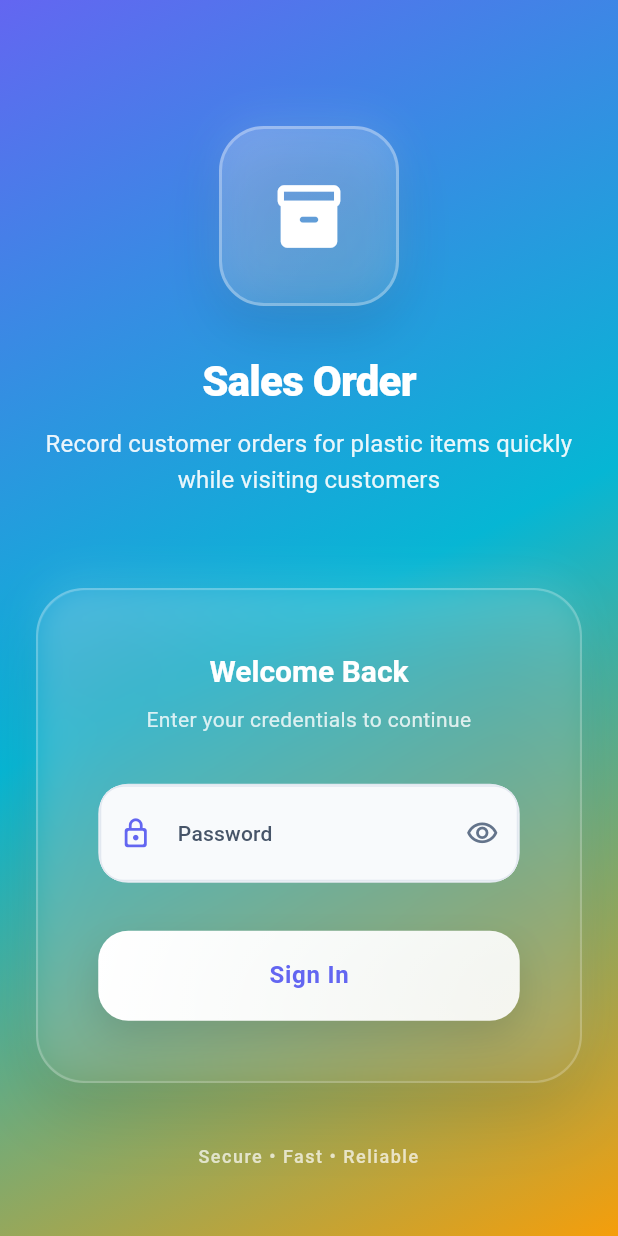
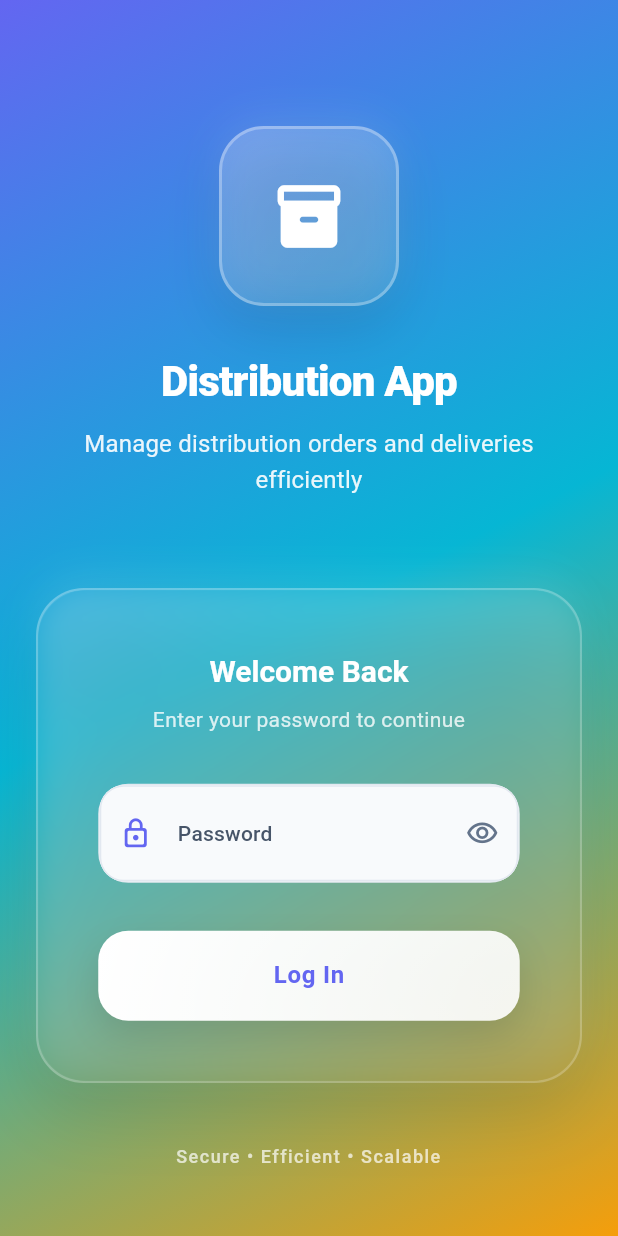
Before and after one commit to Maleesha-Sanjana/Distribution_App_Flutter, a Flutter app: the screen it shows after launch, on a phone screen of 412 x 824 dp. Run offline on Flutter 3.47's test engine with Material 3 defaults, Android fonts, the phone set to English and light mode, and no system bars.

Commit message:
Dart File Naming

```diff
--- a/lib/main.dart
+++ b/lib/main.dart
@@ -1,11 +1,11 @@
 import 'package:flutter/material.dart';
 import 'package:provider/provider.dart';
-import 'pages/landing_page.dart';
-import 'pages/sales_order_dashboard.dart';
-import 'pages/home_page.dart';
-import 'pages/customer_creation_page.dart';
-import 'pages/receipt_page.dart';
-import 'pages/customer_return_page.dart';
+import 'pages/auth_login_page.dart';
+import 'pages/invoice_dashboard_page.dart';
+import 'pages/distribution_home_page.dart';
+import 'pages/customer_onboarding_page.dart';
+import 'pages/payment_receipt_page.dart';
+import 'pages/sales_return_page.dart';
 import 'providers/auth_provider.dart';
 import 'providers/menu_provider.dart';
 import 'providers/cart_provider.dart';
@@ -30,7 +30,7 @@ class MyApp extends StatelessWidget {
       ],
 
       child: MaterialApp(
-        title: 'Sales Order',
+        title: 'Distribution App',
         debugShowCheckedModeBanner: false,
         theme: ThemeData(
           useMaterial3: true,
@@ -235,7 +235,7 @@ class MyApp extends StatelessWidget {
         ),
         routes: {
           '/': (_) => const LandingPage(),
-          '/waiter': (_) => const SalesOrderDashboard(),
+          '/invoices': (_) => const SalesOrderDashboard(),
           '/home': (_) => const HomePage(),
           '/customer-create': (_) => const CustomerCreationPage(),
           '/receipt': (_) => const ReceiptPage(),
--- a/lib/pages/landing_page.dart
+++ b/lib/pages/auth_login_page.dart
@@ -227,7 +227,7 @@ class _LandingPageState extends State<LandingPage>
                               const SizedBox(height: 32),
                               // Title with better typography
                               Text(
-                                'Sales Order',
+                                'Distribution App',
                                 style: theme.textTheme.displaySmall?.copyWith(
                                   color: Colors.white,
                                   fontWeight: FontWeight.w800,
@@ -237,7 +237,7 @@ class _LandingPageState extends State<LandingPage>
                               ),
                               const SizedBox(height: 12),
                               Text(
-                                'Record customer orders for plastic items quickly while visiting customers',
+                                'Manage distribution orders and deliveries efficiently',
                                 style: theme.textTheme.bodyLarge?.copyWith(
                                   color: Colors.white.withOpacity(0.9),
                                   fontWeight: FontWeight.w400,
@@ -304,7 +304,7 @@ class _LandingPageState extends State<LandingPage>
                                         ),
                                         const SizedBox(height: 8),
                                         Text(
-                                          'Enter your credentials to continue',
+                                          'Enter your password to continue',
                                           style: theme.textTheme.bodyMedium
                                               ?.copyWith(
                                                 color: Colors.white.withOpacity(
@@ -450,7 +450,7 @@ class _LandingPageState extends State<LandingPage>
                                                     ),
                                                   )
                                                 : Text(
-                                                    'Sign In',
+                                                    'Log In',
                                                     style: theme
                                                         .textTheme
                                                         .titleMedium
@@ -475,7 +475,7 @@ class _LandingPageState extends State<LandingPage>
                           const SizedBox(height: 40),
                           // Footer with additional info
                           Text(
-                            'Secure • Fast • Reliable',
+                            'Secure • Efficient • Scalable',
                             style: theme.textTheme.bodySmall?.copyWith(
                               color: Colors.white.withOpacity(0.7),
                               fontWeight: FontWeight.w500,
--- a/lib/pages/home_page.dart
+++ b/lib/pages/distribution_home_page.dart
@@ -74,7 +74,7 @@ class HomePage extends StatelessWidget {
               buildCard(
                 icon: Icons.request_quote_rounded,
                 title: 'Invoice',
-                onTap: () => Navigator.of(context).pushNamed('/waiter'),
+                onTap: () => Navigator.of(context).pushNamed('/invoices'),
                 color: const Color(0xFF10B981),
               ),
               // Receipt
```
Also changed, not shown: lib/widgets/header_widget.dart (+11 -0 lines), lib/pages/customer_onboarding_page.dart (renamed from lib/pages/customer_creation_page.dart), lib/pages/invoice_dashboard_page.dart (renamed from lib/pages/sales_order_dashboard.dart), lib/pages/payment_receipt_page.dart (renamed from lib/pages/receipt_page.dart), lib/pages/sales_return_page.dart (renamed from lib/pages/customer_return_page.dart).
